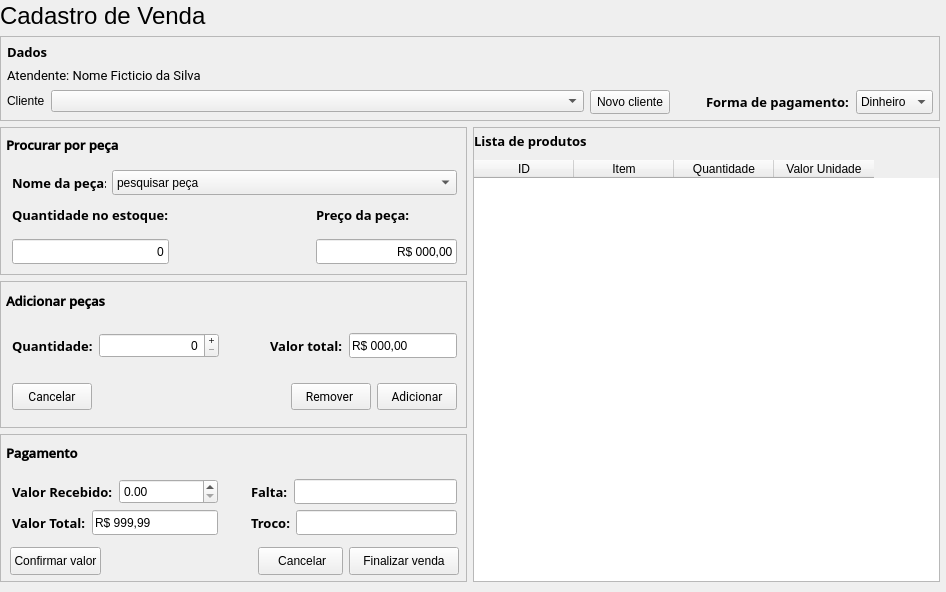
Above: view/sell.ui from PedroGregori/Projeto_Integrador--SENAC_BA-2022 before the change. Below: the same form after it.
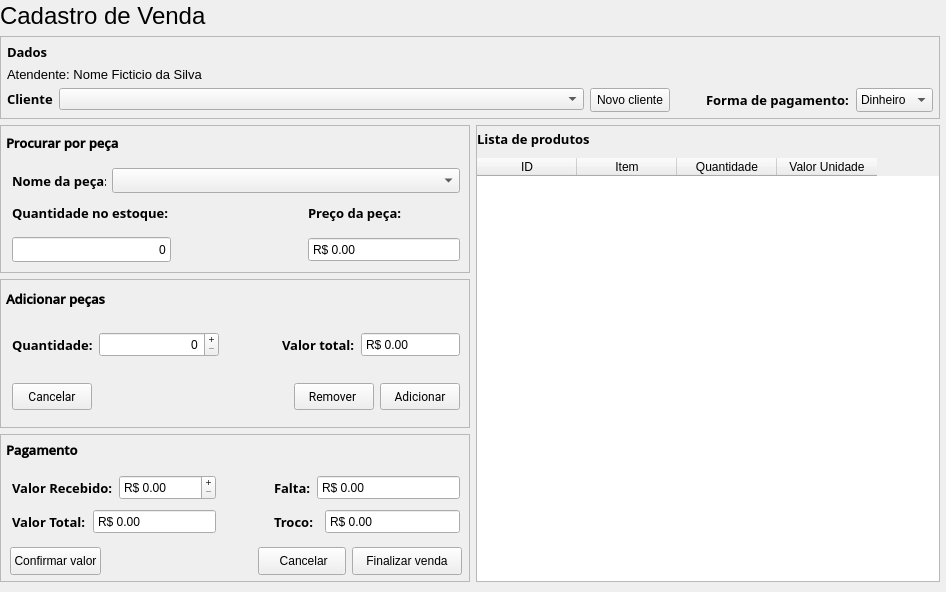
That is the form after the change.

Diff of the .ui file:
```diff
--- a/view/sell.ui
+++ b/view/sell.ui
@@ -79,7 +79,7 @@
        <widget class="QLabel" name="label_12">
         <property name="font">
          <font>
-          <family>Roboto</family>
+          <family>Segoe UI</family>
           <pointsize>10</pointsize>
          </font>
         </property>
@@ -94,6 +94,14 @@
          <layout class="QFormLayout" name="layout_customer">
           <item row="0" column="0">
            <widget class="QLabel" name="customerLabel">
+            <property name="font">
+             <font>
+              <family>Segoe UI Semibold</family>
+              <pointsize>10</pointsize>
+              <weight>75</weight>
+              <bold>true</bold>
+             </font>
+            </property>
             <property name="text">
              <string>Cliente</string>
             </property>
@@ -349,16 +357,6 @@
                     <pointsize>9</pointsize>
                    </font>
                   </property>
-                  <item>
-                   <property name="text">
-                    <string>pesquisar peça</string>
-                   </property>
-                  </item>
-                  <item>
-                   <property name="text">
-                    <string>bbbb</string>
-                   </property>
-                  </item>
                  </widget>
                 </item>
                </layout>
@@ -430,21 +428,40 @@
                     <enum>Qt::Horizontal</enum>
                    </property>
                    <property name="sizeType">
-                    <enum>QSizePolicy::Expanding</enum>
+                    <enum>QSizePolicy::Preferred</enum>
                    </property>
                    <property name="sizeHint" stdset="0">
                     <size>
-                     <width>140</width>
+                     <width>131</width>
                      <height>20</height>
                     </size>
                    </property>
                   </spacer>
                  </item>
                  <item>
+                  <widget class="QFrame" name="frame_itemPrice">
+                   <property name="minimumSize">
+                    <size>
+                     <width>152</width>
+                     <height>0</height>
+                    </size>
+                   </property>
                   <layout class="QVBoxLayout" name="layout_productPrice">
                    <property name="spacing">
                     <number>11</number>
                    </property>
+                    <property name="leftMargin">
+                     <number>0</number>
+                    </property>
+                    <property name="topMargin">
+                     <number>0</number>
+                    </property>
+                    <property name="rightMargin">
+                     <number>0</number>
+                    </property>
+                    <property name="bottomMargin">
+                     <number>0</number>
+                    </property>
                    <item>
                     <widget class="QLabel" name="productPrice_Label">
                      <property name="font">
@@ -461,7 +478,7 @@
                     </widget>
                    </item>
                    <item>
-                    <widget class="QLineEdit" name="productPrice">
+                     <widget class="QDoubleSpinBox" name="itemPrice">
                      <property name="minimumSize">
                       <size>
                        <width>0</width>
@@ -473,18 +490,22 @@
                        <pointsize>9</pointsize>
                       </font>
                      </property>
-                     <property name="text">
-                      <string>R$ 000,00</string>
-                     </property>
-                     <property name="alignment">
-                      <set>Qt::AlignRight|Qt::AlignTrailing|Qt::AlignVCenter</set>
-                     </property>
                      <property name="readOnly">
                       <bool>true</bool>
                      </property>
+                      <property name="buttonSymbols">
+                       <enum>QAbstractSpinBox::NoButtons</enum>
+                      </property>
+                      <property name="prefix">
+                       <string>R$ </string>
+                      </property>
+                      <property name="maximum">
+                       <double>1000000000.000000000000000</double>
+                      </property>
                     </widget>
                    </item>
                   </layout>
+                  </widget>
                  </item>
                 </layout>
                </widget>
@@ -651,10 +672,23 @@
                   </spacer>
                  </item>
                  <item>
+                  <widget class="QFrame" name="frame_totalValue">
                   <layout class="QHBoxLayout" name="layout_totalValue">
                    <property name="spacing">
                     <number>6</number>
                    </property>
+                    <property name="leftMargin">
+                     <number>0</number>
+                    </property>
+                    <property name="topMargin">
+                     <number>0</number>
+                    </property>
+                    <property name="rightMargin">
+                     <number>0</number>
+                    </property>
+                    <property name="bottomMargin">
+                     <number>0</number>
+                    </property>
                    <item>
                     <widget class="QLabel" name="totalValue_Label">
                      <property name="font">
@@ -671,10 +705,10 @@
                     </widget>
                    </item>
                    <item>
-                    <widget class="QLineEdit" name="totalValue">
+                     <widget class="QDoubleSpinBox" name="doubleSpinBox_5">
                      <property name="minimumSize">
                       <size>
-                       <width>0</width>
+                        <width>99</width>
                        <height>25</height>
                       </size>
                      </property>
@@ -683,15 +717,19 @@
                        <pointsize>9</pointsize>
                       </font>
                      </property>
-                     <property name="text">
-                      <string>R$ 000,00</string>
-                     </property>
                      <property name="readOnly">
                       <bool>true</bool>
                      </property>
+                      <property name="buttonSymbols">
+                       <enum>QAbstractSpinBox::NoButtons</enum>
+                      </property>
+                      <property name="prefix">
+                       <string>R$ </string>
+                      </property>
                     </widget>
                    </item>
                   </layout>
+                  </widget>
                  </item>
                 </layout>
                </widget>
@@ -816,6 +854,12 @@
            </property>
            <item>
             <widget class="QLabel" name="label_17">
+             <property name="maximumSize">
+              <size>
+               <width>16777215</width>
+               <height>21</height>
+              </size>
+             </property>
              <property name="font">
               <font>
                <family>Open Sans SemiBold</family>
@@ -842,12 +886,28 @@
                <number>6</number>
               </property>
               <property name="bottomMargin">
-               <number>6</number>
+               <number>3</number>
               </property>
               <item>
+               <widget class="QFrame" name="frame_03">
+                <property name="minimumSize">
+                 <size>
+                  <width>204</width>
+                  <height>0</height>
+                 </size>
+                </property>
                <layout class="QVBoxLayout" name="verticalLayout_2">
-                <property name="spacing">
-                 <number>6</number>
+                 <property name="leftMargin">
+                  <number>0</number>
+                 </property>
+                 <property name="topMargin">
+                  <number>0</number>
+                 </property>
+                 <property name="rightMargin">
+                  <number>0</number>
+                 </property>
+                 <property name="bottomMargin">
+                  <number>0</number>
                 </property>
                 <item>
                  <layout class="QHBoxLayout" name="horizontalLayout_4">
@@ -874,6 +934,15 @@
                       <height>25</height>
                      </size>
                     </property>
+                     <property name="readOnly">
+                      <bool>false</bool>
+                     </property>
+                     <property name="buttonSymbols">
+                      <enum>QAbstractSpinBox::PlusMinus</enum>
+                     </property>
+                     <property name="prefix">
+                      <string>R$ </string>
+                     </property>
                    </widget>
                   </item>
                  </layout>
@@ -882,6 +951,12 @@
                  <layout class="QHBoxLayout" name="horizontalLayout_7">
                   <item>
                    <widget class="QLabel" name="label_21">
+                     <property name="maximumSize">
+                      <size>
+                       <width>75</width>
+                       <height>16777215</height>
+                      </size>
+                     </property>
                     <property name="font">
                      <font>
                       <family>Segoe UI Semibold</family>
@@ -896,29 +971,28 @@
                    </widget>
                   </item>
                   <item>
-                   <widget class="QLineEdit" name="lineEdit_6">
+                    <widget class="QDoubleSpinBox" name="doubleSpinBox_2">
                     <property name="minimumSize">
                      <size>
-                      <width>0</width>
+                       <width>109</width>
                       <height>25</height>
                      </size>
                     </property>
-                    <property name="font">
-                     <font>
-                      <pointsize>9</pointsize>
-                     </font>
-                    </property>
-                    <property name="text">
-                     <string>R$ 999,99</string>
-                    </property>
                     <property name="readOnly">
                      <bool>true</bool>
                     </property>
+                     <property name="buttonSymbols">
+                      <enum>QAbstractSpinBox::NoButtons</enum>
+                     </property>
+                     <property name="prefix">
+                      <string>R$ </string>
+                     </property>
                    </widget>
                   </item>
                  </layout>
                 </item>
                </layout>
+               </widget>
               </item>
               <item>
                <spacer name="horizontalSpacer_7">
@@ -930,21 +1004,49 @@
                 </property>
                 <property name="sizeHint" stdset="0">
                  <size>
-                  <width>27</width>
-                  <height>20</height>
+                  <width>52</width>
+                  <height>17</height>
                  </size>
                 </property>
                </spacer>
               </item>
               <item>
+               <widget class="QFrame" name="frame_2">
+                <property name="minimumSize">
+                 <size>
+                  <width>186</width>
+                  <height>0</height>
+                 </size>
+                </property>
+                <property name="maximumSize">
+                 <size>
+                  <width>193</width>
+                  <height>16777215</height>
+                 </size>
+                </property>
                <layout class="QVBoxLayout" name="verticalLayout_5">
-                <property name="spacing">
-                 <number>6</number>
+                 <property name="leftMargin">
+                  <number>0</number>
+                 </property>
+                 <property name="topMargin">
+                  <number>0</number>
+                 </property>
+                 <property name="rightMargin">
+                  <number>0</number>
+                 </property>
+                 <property name="bottomMargin">
+                  <number>0</number>
                 </property>
                 <item>
                  <layout class="QHBoxLayout" name="horizontalLayout_6">
                   <item>
                    <widget class="QLabel" name="label_22">
+                     <property name="maximumSize">
+                      <size>
+                       <width>37</width>
+                       <height>16777215</height>
+                      </size>
+                     </property>
                     <property name="font">
                      <font>
                       <family>Segoe UI Semibold</family>
@@ -959,16 +1061,27 @@
                    </widget>
                   </item>
                   <item>
-                   <widget class="QLineEdit" name="lineEdit_7">
+                    <widget class="QDoubleSpinBox" name="doubleSpinBox_3">
                     <property name="minimumSize">
                      <size>
                       <width>0</width>
                       <height>25</height>
                      </size>
                     </property>
+                     <property name="font">
+                      <font>
+                       <pointsize>9</pointsize>
+                      </font>
+                     </property>
                     <property name="readOnly">
                      <bool>true</bool>
                     </property>
+                     <property name="buttonSymbols">
+                      <enum>QAbstractSpinBox::NoButtons</enum>
+                     </property>
+                     <property name="prefix">
+                      <string>R$ </string>
+                     </property>
                    </widget>
                   </item>
                  </layout>
@@ -977,6 +1090,12 @@
                  <layout class="QHBoxLayout" name="horizontalLayout_9">
                   <item>
                    <widget class="QLabel" name="label_20">
+                     <property name="maximumSize">
+                      <size>
+                       <width>45</width>
+                       <height>16777215</height>
+                      </size>
+                     </property>
                     <property name="font">
                      <font>
                       <family>Segoe UI Semibold</family>
@@ -991,21 +1110,39 @@
                    </widget>
                   </item>
                   <item>
-                   <widget class="QLineEdit" name="lineEdit_5">
+                    <widget class="QDoubleSpinBox" name="doubleSpinBox_4">
                     <property name="minimumSize">
                      <size>
                       <width>0</width>
                       <height>25</height>
                      </size>
                     </property>
+                     <property name="maximumSize">
+                      <size>
+                       <width>16777215</width>
+                       <height>16777215</height>
+                      </size>
+                     </property>
+                     <property name="font">
+                      <font>
+                       <pointsize>9</pointsize>
+                      </font>
+                     </property>
                     <property name="readOnly">
                      <bool>true</bool>
                     </property>
+                     <property name="buttonSymbols">
+                      <enum>QAbstractSpinBox::NoButtons</enum>
+                     </property>
+                     <property name="prefix">
+                      <string>R$ </string>
+                     </property>
                    </widget>
                   </item>
                  </layout>
                 </item>
                </layout>
+               </widget>
               </item>
              </layout>
             </widget>
```
Left out of the diff: 2 changed lines with no effect on the pictures. Lines whose indentation alone changed are shown as unchanged.
